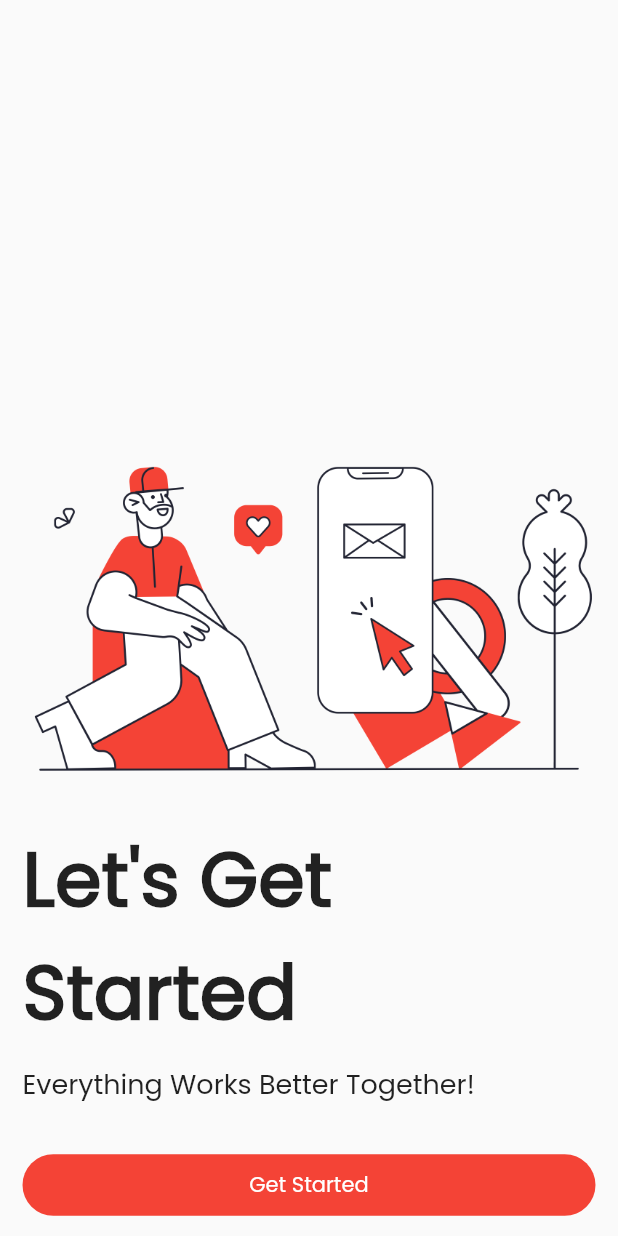
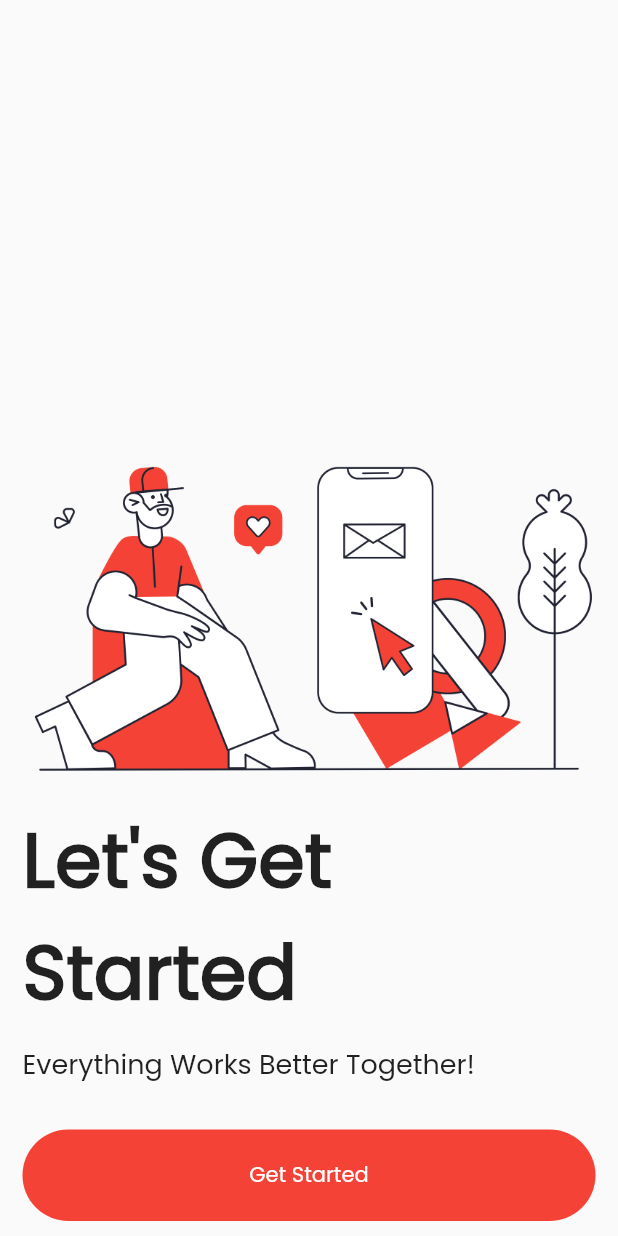
Before and after one commit to yogesh-aggarwal/memo-messenger, a Flutter app: the IntroActivity screen opened directly, on a phone screen of 412 x 824 dp. Run offline on Flutter 3.47's test engine with Material 2 defaults, Android fonts, the phone set to English and light mode, and no system bars; our stand-ins replace flutter_blurhash, line_awesome_flutter, rxdart.

```diff
--- a/lib/Activities/IntroActivity/Activity.dart
+++ b/lib/Activities/IntroActivity/Activity.dart
@@ -47,7 +47,7 @@ class IntroActivity extends StatelessWidget {
                       mainAxisAlignment: MainAxisAlignment.center,
                       children: [
                         FlatButton(
-                          padding: EdgeInsets.symmetric(vertical: 10),
+                          padding: EdgeInsets.symmetric(vertical: 20),
                           color: Theme.of(context).accentColor,
                           minWidth: MediaQuery.of(context).size.width -
                               lrPadding.horizontal,
--- a/lib/main.dart
+++ b/lib/main.dart
@@ -1,5 +1,5 @@
 import 'package:flutter/material.dart';
-import 'package:memomessenger/Activities/MemoMessenger/Activity.dart';
+import 'package:memomessenger/Activities/IntroActivity/Activity.dart';
 import 'package:memomessenger/Services/Constants.dart';
 import 'package:memomessenger/Services/MemoMessenger.dart';
 
@@ -21,7 +21,7 @@ class Main extends StatelessWidget {
         ),
       ),
       debugShowCheckedModeBanner: false,
-      home: MemoMessenger(),
+      home: IntroActivity(),
     );
   }
 
```
